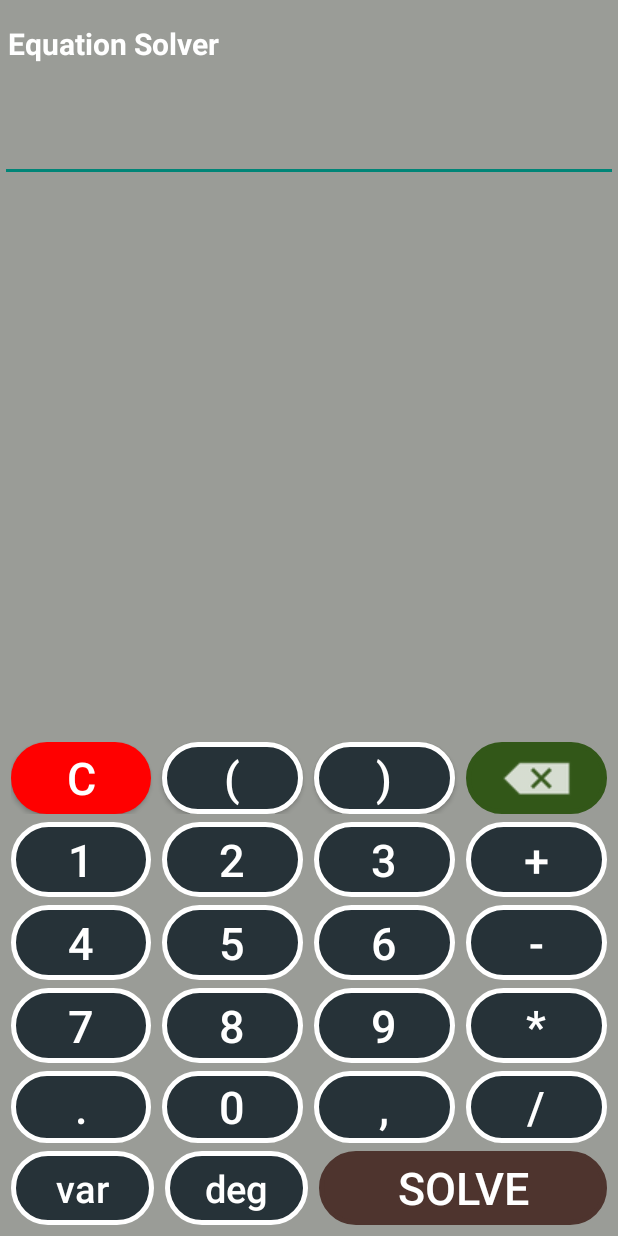
After one commit to Manash-Das/Calculator, an Android app: the EquationSolver screen opened directly, with no data from a screen before it, on a phone screen of 412 x 824 dp. The commit adds this screen. Run offline under Robolectric (Android 15) with nearby library versions, the phone set to English and light mode, and no system bars; libraries missing offline, so code that uses them is left out: com.chaquo.python.

Commit message:
Linear algebra method is added

```diff
--- a/app/src/main/java/com/manash/calculationMadeEasy/ComplexNumberActivity.kt
+++ b/app/src/main/java/com/manash/calculationMadeEasy/ComplexNumberActivity.kt
@@ -123,7 +123,7 @@ class ComplexNumberActivity : AppCompatActivity() {
     fun conjugate(@Suppress("UNUSED_PARAMETER")view: View) { updateText("conj(") }
     fun mode(@Suppress("UNUSED_PARAMETER")view: View) {
         input_text.setText("")
-        intent= Intent(this, MainActivity::class.java)
+        intent= Intent(this, EquationSolver::class.java)
         startActivity(intent)
     }
     fun comma(@Suppress("UNUSED_PARAMETER")view: View) { updateText(",") }
--- /dev/null
+++ b/app/src/main/java/com/manash/calculationMadeEasy/EquationSolver.kt
@@ -0,0 +1,166 @@
+package com.manash.calculationMadeEasy
+
+import android.annotation.SuppressLint
+import android.content.Intent
+import androidx.appcompat.app.AppCompatActivity
+import android.os.Bundle
+import android.util.Log
+import android.view.View
+import android.view.View.GONE
+import android.view.View.VISIBLE
+import android.widget.Toast
+import com.chaquo.python.PyObject
+import com.chaquo.python.Python
+import com.chaquo.python.android.AndroidPlatform
+import kotlinx.android.synthetic.main.activity_equation_solver.*
+import kotlinx.android.synthetic.main.activity_main.*
+import kotlinx.android.synthetic.main.activity_main.answer_box
+import kotlinx.android.synthetic.main.activity_main.input_text
+import org.mariuszgromada.math.mxparser.Expression
+
+class EquationSolver : AppCompatActivity() {
+    private var flag:Int=0
+    private var elements:Int = 0
+    private var count:Int=0
+    private var number=1
+    private var index=0
+    private var array:String=""
+    private var alphabet:String="abcdefghijklmnopqrstuvwxyz"
+    override fun onCreate(savedInstanceState: Bundle?) {
+        super.onCreate(savedInstanceState)
+        setContentView(R.layout.activity_equation_solver)
+    }
+    @SuppressLint("SetTextI18n")
+    private fun updateText(txtToAdd: String){
+        if (flag==0){
+            val cursorPos: Int = input_text.selectionStart
+            input_text.setText(input_text.text.insert(cursorPos, txtToAdd).toString())
+            input_text.setSelection(cursorPos + txtToAdd.length)
+        }
+        else{
+            val cursorPos: Int = answer_box.selectionStart
+            answer_box.setText(answer_box.text.insert(cursorPos, txtToAdd).toString())
+            answer_box.setSelection(cursorPos + txtToAdd.length)
+        }
+    }
+    private fun updateOperator(oprToAdd:String){
+        val cursorPos:Int=input_text.selectionStart
+        val oldStr:String=input_text.text.toString()
+        if(oldStr.isEmpty()){
+            updateText("0")
+            updateText(oprToAdd)
+            return
+        }
+        var leftStr:String=oldStr.subSequence(0,cursorPos).toString()
+        val rightStr:String=oldStr.subSequence(cursorPos,oldStr.length).toString()
+        val symbols= mutableListOf("+","-","*","/","^")
+        if (symbols.contains(oldStr.last().toString())){
+            leftStr=leftStr.dropLast(1)
+            input_text.setText(leftStr.plus(oprToAdd.plus(rightStr)))
+            input_text.setSelection(cursorPos)
+        }
+        else{
+            input_text.setText(leftStr.plus(oprToAdd.plus(rightStr)))
+            input_text.setSelection(cursorPos+1)
+        }
+
+    }
+    fun zeroBTN(@Suppress("UNUSED_PARAMETER")view: View) { updateText("0") }
+    fun oneBTN(@Suppress("UNUSED_PARAMETER")view: View) { updateText("1") }
+    fun twoBTN(@Suppress("UNUSED_PARAMETER")view: View) { updateText("2") }
+    fun threeBTN(@Suppress("UNUSED_PARAMETER")view: View) { updateText("3") }
+    fun fourBTN(@Suppress("UNUSED_PARAMETER")view: View) { updateText("4") }
+    fun fiveBTN(@Suppress("UNUSED_PARAMETER")view: View) { updateText("5") }
+    fun sixBTN(@Suppress("UNUSED_PARAMETER")view: View) { updateText("6") }
+    fun sevenBTN(@Suppress("UNUSED_PARAMETER")view: View) { updateText("7") }
+    fun eightBTN(@Suppress("UNUSED_PARAMETER")view: View) { updateText("8") }
+    fun nineBTN(@Suppress("UNUSED_PARAMETER")view: View) { updateText("9") }
+    fun pointBTN(@Suppress("UNUSED_PARAMETER")view: View) { updateText(".") }
+
+    fun openBTN(@Suppress("UNUSED_PARAMETER")view: View) { updateText("(") }
+    fun closeBTN(@Suppress("UNUSED_PARAMETER")view: View) { updateText(")") }
+
+    fun plusBTN(@Suppress("UNUSED_PARAMETER")view: View) { updateOperator("+") }
+    fun minusBTN(@Suppress("UNUSED_PARAMETER")view: View) { updateOperator("-") }
+    fun multiplyBTN(@Suppress("UNUSED_PARAMETER")view: View) { updateOperator("*")}
+    fun divideBTN(@Suppress("UNUSED_PARAMETER")view: View) { updateOperator("/") }
+
+    fun clrBTN(@Suppress("UNUSED_PARAMETER")view: View) { input_text.setText(""); answer_box.setText("") }
+    fun backspaceBTN(@Suppress("UNUSED_PARAMETER")view: View) {
+        val oldStr:String =input_text.text.toString()
+        val cursorPos:Int=input_text.selectionStart
+        val leftStr: String= oldStr.subSequence(0,cursorPos).toString()
+        if(leftStr.isEmpty()){
+            return
+        }
+        val rightStr:String=oldStr.subSequence(cursorPos,oldStr.length).toString()
+        if(leftStr.takeLast(4)=="sin(" || leftStr.takeLast(4)=="cos(" || leftStr.takeLast(4)=="tan("){
+            input_text.setText(String.format("%s%s",leftStr.dropLast(4),rightStr))
+            return
+        }
+        if(leftStr.takeLast(2)=="pi") {
+            input_text.setText(String.format("%s%s", leftStr.dropLast(4), rightStr))
+            return
+        }
+        if(leftStr.takeLast(3)=="ans"){
+            input_text.setText(String.format("%s%s",leftStr.dropLast(3),rightStr))
+            return
+        }
+        input_text.setText(String.format("%s%s",leftStr.dropLast(1),rightStr))
+        if(input_text.text.toString().isNotEmpty()) {
+            input_text.setSelection(cursorPos - 1)
+        }
+        else{
+            input_text.setSelection(0)
+        }
+    }
+    fun mode(@Suppress("UNUSED_PARAMETER")view: View) {
+        val intent= Intent(this,MainActivity ::class.java)
+        startActivity(intent)
+    }
+    fun variable(view: android.view.View) {
+        input_text.setText("Unknowns?")
+        flag=1
+        //equal.text = "Done"
+//        equal.visibility = GONE
+//        equal.isClickable=false
+//        done.visibility= VISIBLE
+//        done.isClickable=true
+    }
+    fun equalBTN(view: View){
+        Log.d("number",number.toString())
+        Log.d("index",index.toString())
+        Log.d("Array",array)
+        Log.d("count", count.toString())
+        if(flag==1) {
+            elements = answer_box.text.toString().toInt()
+            answer_box.setText("")
+            flag=2
+            input_text.setText(alphabet[index++].plus(number.toString()))
+        }
+        else if(count==elements*(elements+1)){
+            input_text.setText("Calculating")
+            array=array.drop(1)
+            answer_box.setText(mathematicsPython(array,elements+1))
+        }
+        else{
+            count++
+            array=array.plus(",${answer_box.text}")
+            answer_box.setText("")
+            input_text.setText(alphabet[index++].plus(number.toString()))
+            if(index>=elements+1){
+                number++
+                index=0
+            }
+        }
+    }
+
+    private fun mathematicsPython(userExp: String,noOfElement:Int):String{
+        if(!Python.isStarted()){ Python.start(AndroidPlatform(this)) }
+        val py: Python = Python.getInstance()
+        val pyObj: PyObject =py.getModule("equation solver")
+        val obj: PyObject =pyObj.callAttr("polynomial",userExp,noOfElement)
+        Log.d("python",obj.toString())
+        return obj.toString()
+    }
+}
--- /dev/null
+++ b/app/src/main/res/layout/activity_equation_solver.xml
@@ -0,0 +1,367 @@
+<?xml version="1.0" encoding="utf-8"?>
+<androidx.constraintlayout.widget.ConstraintLayout xmlns:android="http://schemas.android.com/apk/res/android"
+    xmlns:app="http://schemas.android.com/apk/res-auto"
+    xmlns:tools="http://schemas.android.com/tools"
+    android:layout_width="match_parent"
+    android:layout_height="match_parent"
+    android:background="@color/body_color"
+    tools:context=".EquationSolver">
+    <LinearLayout
+        android:id="@+id/linearLayout"
+        android:layout_width="match_parent"
+        android:layout_height="wrap_content"
+        android:layout_margin="7dp"
+        android:orientation="vertical"
+        app:layout_constraintBottom_toBottomOf="parent">
+        <TableRow
+            android:layout_width="match_parent"
+            android:layout_height="wrap_content"
+            android:layout_marginBottom="5dp">
+            <Button
+                android:id="@+id/clear"
+                android:layout_width="0dp"
+                android:layout_height="match_parent"
+                android:layout_marginEnd="7dp"
+                android:layout_weight="1"
+                android:background="@drawable/circle"
+                android:backgroundTint="@color/red"
+                android:onClick="clrBTN"
+                android:text="@string/clear"
+                android:textColor="@color/white"
+                android:textSize="30sp"
+                tools:ignore="TextContrastCheck,TextContrastCheck" />
+            <Button
+                android:id="@+id/open_bracket"
+                android:layout_width="0dp"
+                android:layout_height="match_parent"
+                android:layout_marginEnd="7dp"
+                android:layout_weight="1"
+                android:background="@drawable/circle"
+                android:onClick="openBTN"
+                android:text="@string/open_bracket"
+                android:textColor="@color/white"
+                android:textSize="30sp" />
+            <Button
+                android:id="@+id/close_bracket"
+                android:layout_width="0dp"
+                android:layout_height="match_parent"
+                android:layout_marginEnd="7dp"
+                android:layout_weight="1"
+                android:background="@drawable/circle"
+                android:onClick="closeBTN"
+                android:text="@string/close_bracket"
+                android:textColor="@color/white"
+                android:textSize="30sp" />
+            <ImageButton
+                android:id="@+id/backspace"
+                android:layout_width="0dp"
+                android:layout_height="match_parent"
+                android:layout_weight="1"
+                android:background="@drawable/circle"
+                android:backgroundTint="@color/green"
+                android:contentDescription="@string/backspace"
+                android:onClick="backspaceBTN"
+                android:scaleType="fitCenter"
+                android:src="@drawable/backspace"
+                app:layout_constraintRight_toRightOf="parent" />
+        </TableRow>
+        <TableRow
+            android:layout_width="match_parent"
+            android:layout_height="wrap_content"
+            android:layout_marginBottom="5dp">
+            <Button
+                android:id="@+id/one"
+                style="@style/Widget.AppCompat.Button.Borderless"
+                android:layout_width="0dp"
+                android:layout_height="match_parent"
+                android:layout_marginEnd="7dp"
+                android:layout_weight="1"
+                android:background="@drawable/circle"
+                android:onClick="oneBTN"
+                android:text="@string/one"
+                android:textColor="@color/white"
+                android:textSize="30sp" />
+            <Button
+                android:id="@+id/two"
+                style="@style/Widget.AppCompat.Button.Borderless"
+                android:layout_width="0dp"
+                android:layout_height="50dp"
+                android:layout_marginEnd="7dp"
+                android:layout_weight="1"
+                android:background="@drawable/circle"
+                android:onClick="twoBTN"
+                android:text="@string/two"
+                android:textColor="@color/white"
+                android:textSize="30sp" />
+            <Button
+                android:id="@+id/three"
+                style="@style/Widget.AppCompat.Button.Borderless"
+                android:layout_width="0dp"
+                android:layout_height="50dp"
+                android:layout_marginEnd="7dp"
+                android:layout_weight="1"
+                android:background="@drawable/circle"
+                android:onClick="threeBTN"
+                android:text="@string/three"
+                android:textColor="@color/white"
+                android:textSize="30sp" />
+            <Button
+                android:id="@+id/plus"
+                style="@style/Widget.AppCompat.Button.Borderless"
+                android:layout_width="0dp"
+                android:layout_height="50dp"
+                android:layout_weight="1"
+                android:background="@drawable/circle"
+                android:onClick="plusBTN"
+                android:text="@string/plus"
+                android:textColor="@color/white"
+                android:textSize="30sp" />
+        </TableRow>
+        <TableRow
+            android:layout_width="match_parent"
+            android:layout_height="wrap_content"
+            android:layout_marginBottom="5dp">
+            <Button
+                android:id="@+id/four"
+                style="@style/Widget.AppCompat.Button.Borderless"
+                android:layout_width="0dp"
+                android:layout_height="50dp"
+                android:layout_marginEnd="7dp"
+                android:layout_weight="1"
+                android:background="@drawable/circle"
+                android:onClick="fourBTN"
+                android:text="@string/four"
+                android:textColor="@color/white"
+                android:textSize="30sp" />
+            <Button
+                android:id="@+id/five"
+                style="@style/Widget.AppCompat.Button.Borderless"
+                android:layout_width="0dp"
+                android:layout_height="50dp"
+                android:layout_marginEnd="7dp"
+                android:layout_weight="1"
+                android:background="@drawable/circle"
+                android:onClick="fiveBTN"
+                android:text="@string/five"
+                android:textColor="@color/white"
+                android:textSize="30sp" />
+            <Button
+                android:id="@+id/six"
+                style="@style/Widget.AppCompat.Button.Borderless"
+                android:layout_width="0dp"
+                android:layout_height="50dp"
+                android:layout_marginEnd="7dp"
+                android:layout_weight="1"
+                android:background="@drawable/circle"
+                android:onClick="sixBTN"
+                android:text="@string/six"
+                android:textColor="@color/white"
+                android:textSize="30sp" />
+            <Button
+                android:id="@+id/minus"
+                style="@style/Widget.AppCompat.Button.Borderless"
+                android:layout_width="0dp"
+                android:layout_height="50dp"
+                android:layout_weight="1"
+                android:background="@drawable/circle"
+                android:onClick="minusBTN"
+                android:text="@string/minus"
+                android:textColor="@color/white"
+                android:textSize="30sp" />
+        </TableRow>
+        <TableRow
+            android:layout_width="match_parent"
+            android:layout_height="wrap_content"
+            android:layout_marginBottom="5dp">
+            <Button
+                android:id="@+id/seven"
+                style="@style/Widget.AppCompat.Button.Borderless"
+                android:layout_width="0dp"
+                android:layout_height="50dp"
+                android:layout_marginEnd="7dp"
+                android:layout_weight="1"
+                android:background="@drawable/circle"
+                android:onClick="sevenBTN"
+                android:text="@string/seven"
+                android:textColor="@color/white"
+                android:textSize="30sp" />
+            <Button
+                android:id="@+id/eight"
+                style="@style/Widget.AppCompat.Button.Borderless"
+                android:layout_width="0dp"
+                android:layout_height="50dp"
+                android:layout_marginEnd="7dp"
+                android:layout_weight="1"
+                android:background="@drawable/circle"
+                android:onClick="eightBTN"
+                android:text="@string/eight"
+                android:textColor="@color/white"
+                android:textSize="30sp" />
+            <Button
+                android:id="@+id/nine"
+                style="@style/Widget.AppCompat.Button.Borderless"
+                android:layout_width="0dp"
+                android:layout_height="50dp"
+                android:layout_marginEnd="7dp"
+                android:layout_weight="1"
+                android:background="@drawable/circle"
+                android:onClick="nineBTN"
+                android:text="@string/nine"
+                android:textColor="@color/white"
+                android:textSize="30sp" />
+            <Button
+                android:id="@+id/multiply"
+                style="@style/Widget.AppCompat.Button.Borderless"
+                android:layout_width="0dp"
+                android:layout_height="50dp"
+                android:layout_weight="1"
+                android:background="@drawable/circle"
+                android:onClick="multiplyBTN"
+                android:text="@string/multiply"
+                android:textColor="@color/white"
+                android:textSize="30sp" />
+        </TableRow>
+        <TableRow
+            android:layout_width="match_parent"
+            android:layout_height="wrap_content"
+            android:layout_marginBottom="5dp">
+            <Button
+                android:id="@+id/point"
+                style="@style/Widget.AppCompat.Button.Borderless"
+                android:layout_width="0dp"
+                android:layout_height="match_parent"
+                android:layout_marginEnd="7dp"
+                android:layout_weight="1"
+                android:background="@drawable/circle"
+                android:onClick="pointBTN"
+                android:text="@string/point"
+                android:textColor="@color/white"
+                android:textSize="30sp" />
+            <Button
+                android:id="@+id/zero"
+                style="@style/Widget.AppCompat.Button.Borderless"
+                android:layout_width="0dp"
+                android:layout_height="match_parent"
+                android:layout_marginEnd="7dp"
+                android:layout_weight="1"
+                android:background="@drawable/circle"
+                android:onClick="zeroBTN"
+                android:text="@string/zero"
+                android:textColor="@color/white"
+                android:textSize="30sp" />
+            <Button
+                android:id="@+id/comma"
+                style="@style/Widget.AppCompat.Button.Borderless"
+                android:layout_width="0dp"
+                android:layout_height="match_parent"
+                android:layout_weight="1"
+                android:layout_marginEnd="7dp"
+                android:background="@drawable/circle"
+                android:text="@string/comma"
+                android:textColor="@color/white"
+                android:textSize="30sp" />
+            <Button
+                android:id="@+id/divide"
+                style="@style/Widget.AppCompat.Button.Borderless"
+                android:layout_width="0dp"
+                android:layout_height="match_parent"
+                android:layout_weight="1"
+                android:background="@drawable/circle"
+                android:onClick="divideBTN"
+                android:text="@string/divide"
+                android:textColor="@color/white"
+                android:textSize="30sp" />
+        </TableRow>
+
+        <TableRow
+            android:layout_width="match_parent"
+            android:layout_height="wrap_content">
+            <Button
+                android:id="@+id/absolute"
+                style="@style/Widget.AppCompat.Button.Borderless"
+                android:layout_width="0dp"
+                android:layout_height="match_parent"
+                android:layout_marginEnd="7dp"
+                android:layout_weight="1"
+                android:background="@drawable/circle"
+                android:text="@string/variable"
+                android:onClick="variable"
+                android:textAllCaps="false"
+                android:textColor="@color/white"
+                android:textSize="25sp" />
+            <Button
+                android:id="@+id/argument"
+                style="@style/Widget.AppCompat.Button.Borderless"
+                android:layout_width="0dp"
+                android:layout_height="match_parent"
+                android:layout_marginEnd="7dp"
+                android:layout_weight="1"
+                android:background="@drawable/circle"
+                android:text="@string/degree"
+                android:textAllCaps="false"
+                android:textColor="@color/white"
+                android:textSize="25sp" />
+            <Button
+                android:id="@+id/equal"
+                style="@style/Widget.AppCompat.Button.Borderless"
+                android:layout_width="0dp"
+                android:layout_height="match_parent"
+                android:layout_weight="2"
+                android:background="@drawable/circle"
+                android:backgroundTint="#4E342E"
+                android:onClick="equalBTN"
+                android:text="@string/Solution"
+                android:textColor="@color/white"
+                android:textSize="30sp" />
+        </TableRow>
+    </LinearLayout>
+    <EditText
+        android:id="@+id/input_text"
+        android:layout_width="match_parent"
+        android:layout_height="wrap_content"
+        android:layout_marginTop="4dp"
+        android:autofillHints="true"
+        android:inputType="none"
+        android:maxHeight="120dp"
+        android:paddingLeft="10dp"
+        android:paddingRight="10dp"
+        android:textAlignment="textEnd"
+        android:textSize="36sp"
+        app:layout_constraintHorizontal_bias="0.0"
+        app:layout_constraintLeft_toLeftOf="parent"
+        app:layout_constraintRight_toRightOf="parent"
+        app:layout_constraintTop_toBottomOf="@+id/Modes"
+        tools:ignore="LabelFor" />
+    <TextView
+        android:id="@+id/Modes"
+        android:layout_width="wrap_content"
+        android:layout_height="wrap_content"
+        android:layout_marginTop="10dp"
+        android:onClick="mode"
+        android:padding="5dp"
+        android:text="@string/Equation"
+        android:textColor="@color/white"
+        android:textSize="20sp"
+        android:textStyle="bold"
+        app:layout_constraintHorizontal_bias="0.0"
+        app:layout_constraintLeft_toLeftOf="parent"
+        app:layout_constraintRight_toRightOf="parent"
+        app:layout_constraintTop_toTopOf="parent" />
+    <EditText
+        android:id="@+id/answer_box"
+        android:layout_width="match_parent"
+        android:layout_height="wrap_content"
+        android:layout_marginTop="12dp"
+        android:autofillHints="name"
+        android:background="@null"
+        android:focusable="false"
+        android:inputType="number"
+        android:padding="10dp"
+        android:textAlignment="textEnd"
+        android:textSize="30sp"
+        android:textStyle="bold"
+        app:layout_constraintBottom_toTopOf="@+id/linearLayout"
+        app:layout_constraintTop_toBottomOf="@+id/input_text"
+        app:layout_constraintVertical_bias="0.7"/>
+
+</androidx.constraintlayout.widget.ConstraintLayout>
--- a/app/src/main/res/values/strings.xml
+++ b/app/src/main/res/values/strings.xml
@@ -47,4 +47,9 @@
     <string name="Modes">Mode</string>
     <string name="comma">,</string>
     <string name="complexMode">Complex Mode</string>
+    <string name="variable">var</string>
+    <string name="degree">deg</string>
+    <string name="Equation">Equation Solver</string>
+    <string name="Solution">solve</string>
+    <string name="Done">Done</string>
 </resources>
--- a/build.gradle
+++ b/build.gradle
@@ -7,7 +7,7 @@ buildscript {
     }
     dependencies {
         classpath "com.android.tools.build:gradle:7.0.2"
-        classpath "org.jetbrains.kotlin:kotlin-gradle-plugin:1.5.21"
+        classpath 'org.jetbrains.kotlin:kotlin-gradle-plugin:1.5.31'
         classpath "com.chaquo.python:gradle:9.1.0"
 
         // NOTE: Do not place your application dependencies here; they belong
```
Also changed, not shown: app/build.gradle (+6 -1 lines), app/src/main/AndroidManifest.xml (+6 -2 lines), 1 other file.
